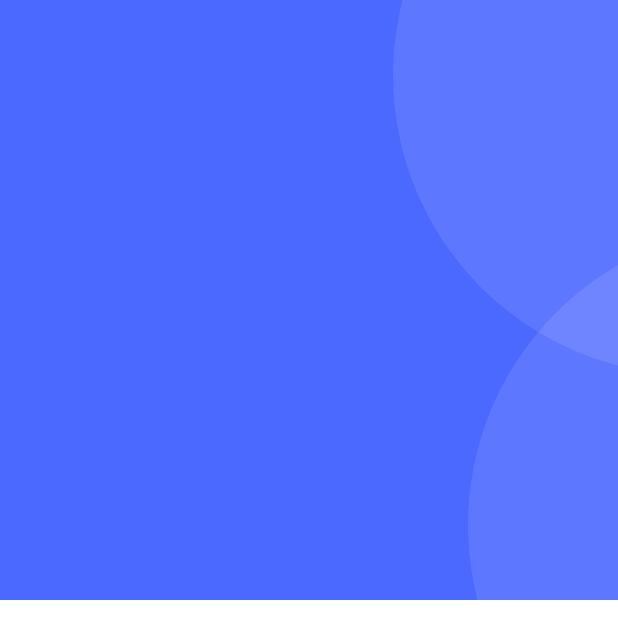
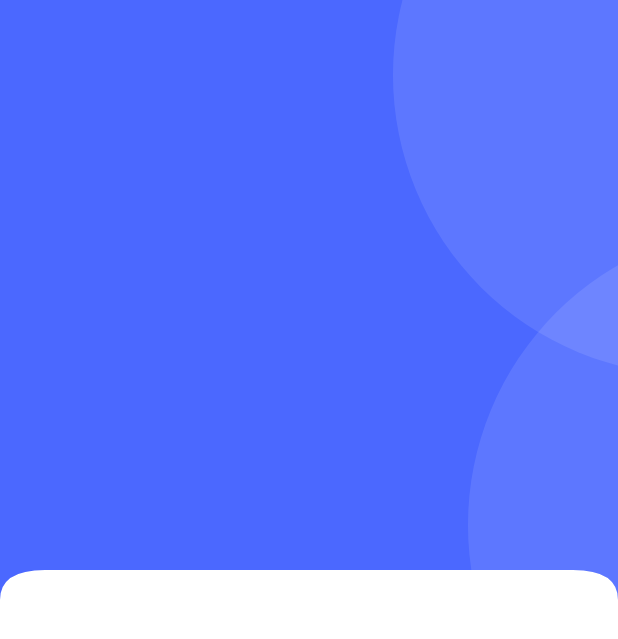
Before and after one commit to shohan-dev/Ecommerce-Flutter-App, a Flutter app: the HomeScreen screen opened directly, on a phone screen of 412 x 824 dp. Shown: the top 639 px of the screen. Run offline on Flutter 3.47's test engine with Material 3 defaults, Android fonts, the phone set to English and light mode, and no system bars; our stand-ins replace firebase_storage, get, get_storage, iconsax, logger, smooth_page_indicator; accounts and stored records are empty; project files that could hold a hidden picture were left out.

Commit message:
homepage background design with custom

```diff
--- a/lib/common/widget/custom_shape/curved_edges/curved_edges.dart
+++ b/lib/common/widget/custom_shape/curved_edges/curved_edges.dart
@@ -3,13 +3,35 @@ import 'package:flutter/material.dart';
 class TCustomCurvedEdges extends CustomClipper<Path> {
   @override
   Path getClip(Size size) {
-    // TODO: implement getClip
-    throw UnimplementedError();
+    var path = Path();
+    path.lineTo(0, size.height);
+
+    // First curve
+    final firstControlPoint = Offset(0, size.height - 20);
+    final firstEndPoint = Offset(30, size.height - 20);
+    path.quadraticBezierTo(firstControlPoint.dx, firstControlPoint.dy,
+        firstEndPoint.dx, firstEndPoint.dy);
+
+    // Second curve
+    final secondControlPoint = Offset(0, size.height - 20);
+    final secondEndPoint = Offset(size.width - 30, size.height - 20);
+    path.quadraticBezierTo(secondControlPoint.dx, secondControlPoint.dy,
+        secondEndPoint.dx, secondEndPoint.dy);
+
+    // Third curve
+    final thirdControlPoint = Offset(size.width, size.height - 20);
+    final thirdEndPoint = Offset(size.width, size.height);
+    path.quadraticBezierTo(thirdControlPoint.dx, thirdControlPoint.dy,
+        thirdEndPoint.dx, thirdEndPoint.dy);
+
+    path.lineTo(size.width, 0);
+    path.close();
+
+    return path;
   }
 
   @override
   bool shouldReclip(covariant CustomClipper<Path> oldClipper) {
-    // TODO: implement shouldReclip
-    throw UnimplementedError();
+    return true;
   }
 }
--- a/lib/features/shop/screens/home/home.dart
+++ b/lib/features/shop/screens/home/home.dart
@@ -13,7 +13,7 @@ class HomeScreen extends StatelessWidget {
         child: Column(
           children: [
             ClipPath(
-              // clipper: TCustomCurvedEdges(),
+              clipper: TCustomCurvedEdges(),
               child: Container(
                 color: TColors.primary,
                 padding: const EdgeInsets.all(0),
```
